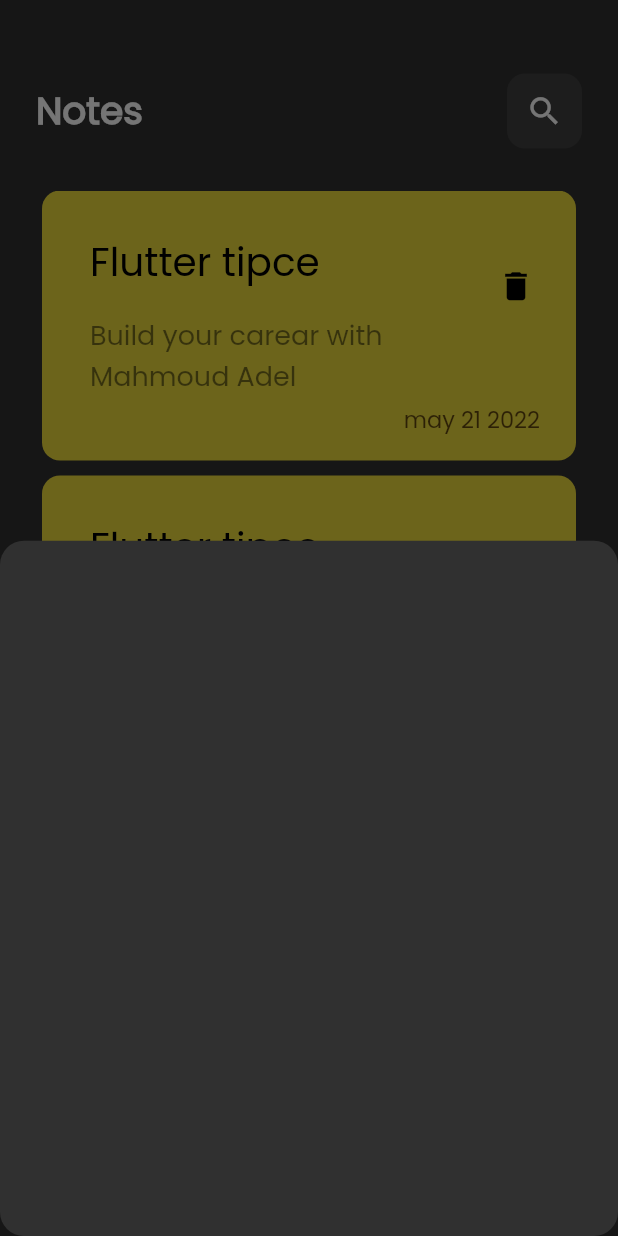
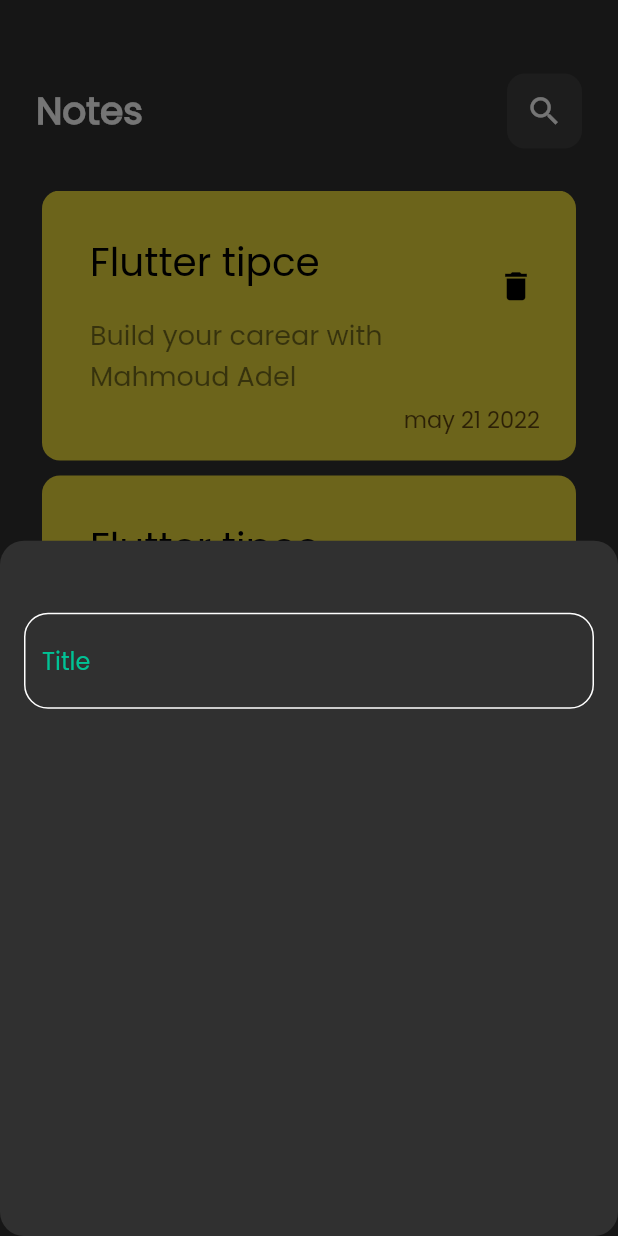
Before and after one commit to Mahmoud-Adel-Ali/notes, a Flutter app: the screen it shows after launch, after a tap on the "add" icon, on a phone screen of 412 x 824 dp. Run offline on Flutter 3.47's test engine with Material 2 defaults, Android fonts, the phone set to English and light mode, and no system bars.

Commit message:
create custom text field

```diff
--- /dev/null
+++ b/lib/constant.dart
@@ -0,0 +1,3 @@
+import 'package:flutter/material.dart';
+
+const Color kprimaryColor = Color.fromARGB(255, 0, 194, 149);
--- a/lib/views/notesView.dart
+++ b/lib/views/notesView.dart
@@ -1,4 +1,5 @@
 import 'package:flutter/material.dart';
+import 'package:notes/constant.dart';
 import 'package:notes/views/widget/add_note_buttom_sheet.dart';
 import 'package:notes/views/widget/notes_view_body.dart';
 
@@ -9,6 +10,7 @@ class NotesView extends StatelessWidget {
   Widget build(BuildContext context) {
     return Scaffold(
       floatingActionButton: FloatingActionButton(
+        backgroundColor: kprimaryColor,
         onPressed: () {
           showModalBottomSheet(
             shape: RoundedRectangleBorder(
@@ -16,7 +18,7 @@ class NotesView extends StatelessWidget {
             ),
             context: context,
             builder: (context) {
-              return const  AddNoteButtomSheet();
+              return const AddNoteButtomSheet();
             },
           );
         },
--- a/lib/views/widget/add_note_buttom_sheet.dart
+++ b/lib/views/widget/add_note_buttom_sheet.dart
@@ -1,13 +1,23 @@
 
 
 import 'package:flutter/material.dart';
+import 'package:notes/views/widget/custom_text_field.dart';
 
 class AddNoteButtomSheet extends StatelessWidget {
   const AddNoteButtomSheet({super.key});
 
   @override
   Widget build(BuildContext context) {
-    return Container(
+    return const Padding(
+      padding: EdgeInsets.all(16),
+      child: Column(
+        children: [
+          SizedBox(height:32),
+          CustomTextField(),
+          // CustomTextField(),
+
+        ],
+      ),
 
     );
   }
--- /dev/null
+++ b/lib/views/widget/custom_text_field.dart
@@ -0,0 +1,27 @@
+import 'package:flutter/material.dart';
+import 'package:notes/constant.dart';
+
+class CustomTextField extends StatelessWidget {
+  const CustomTextField({super.key});
+
+  @override
+  Widget build(BuildContext context) {
+    return TextField(
+      cursorColor: kprimaryColor,
+      decoration: InputDecoration(
+        border: buildBorder(),
+        enabledBorder: buildBorder(),
+        focusedBorder: buildBorder(kprimaryColor),
+        hintText: "Title",
+        hintStyle: TextStyle(color: kprimaryColor),
+      ),
+    );
+  }
+
+  OutlineInputBorder buildBorder([color]) {
+    return OutlineInputBorder(
+      borderRadius: BorderRadius.circular(16),
+      borderSide: BorderSide(color: color ?? Colors.white),
+    );
+  }
+}
```
